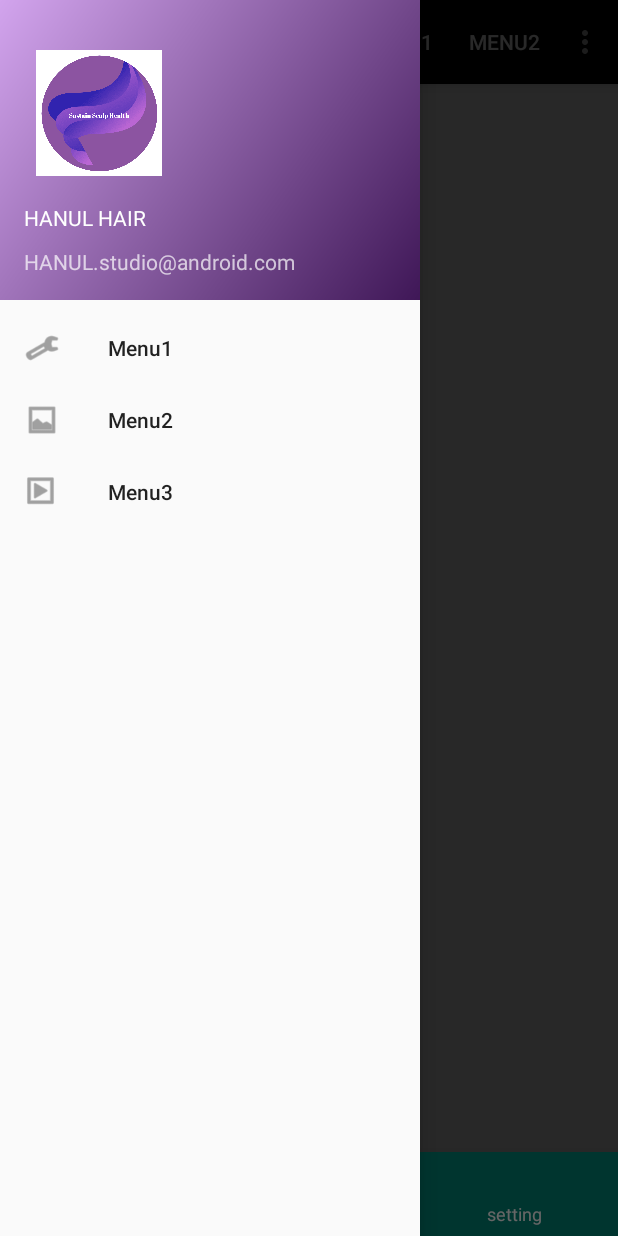
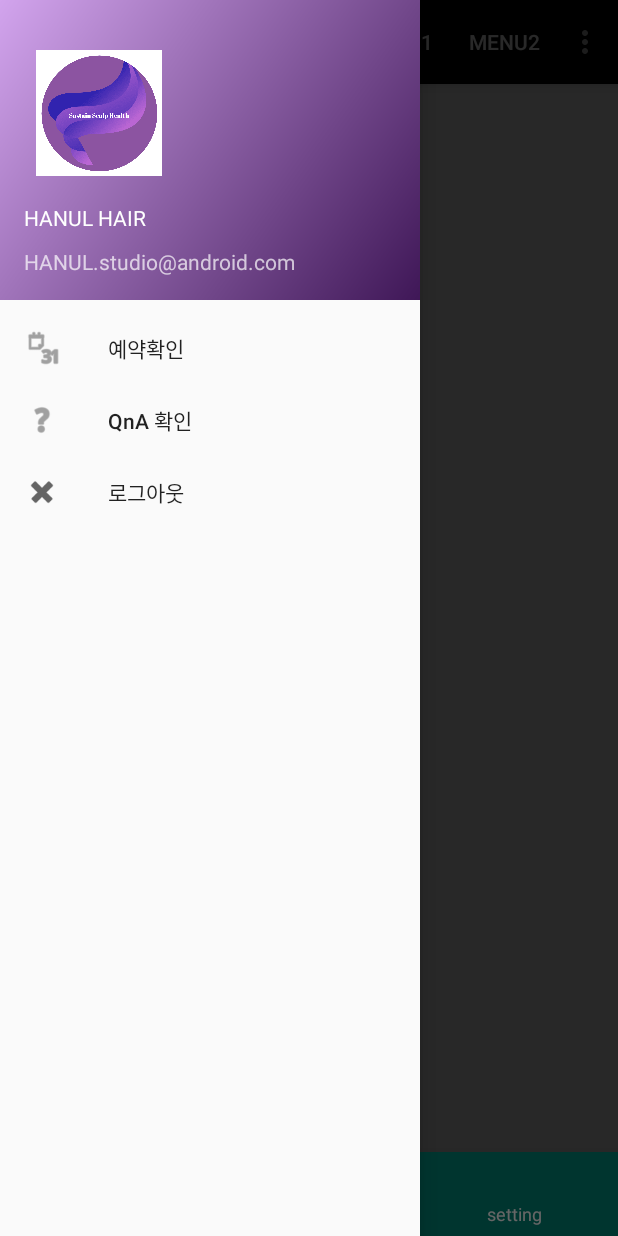
Before and after one commit to Kwongiwook/cTeam_Android, an Android app: the screen it shows after launch (MainActivity), with the side drawer open, on a phone screen of 412 x 824 dp. Run offline under Robolectric (Android 15) with nearby library versions, the phone set to English and light mode, and no system bars.

Commit message:
주석을 새로 달았고 activity_main 은 끝쪽에 //class 와 //onCreate 만 썻습니다.

```diff
--- a/app/src/main/java/com/ssh/sustain/ui/activity/MainActivity.java
+++ b/app/src/main/java/com/ssh/sustain/ui/activity/MainActivity.java
@@ -26,5 +26,7 @@ public class MainActivity extends AppCompatActivity {
     protected void onCreate(Bundle savedInstanceState) {
         super.onCreate(savedInstanceState);
         setContentView(R.layout.activity_main);
-    }
-}
+
+
+    }//onCreate
+}//class
--- a/app/src/main/res/layout/activity_main.xml
+++ b/app/src/main/res/layout/activity_main.xml
@@ -1,4 +1,5 @@
 <?xml version="1.0" encoding="utf-8"?>
+<!--45번째줄 include 가 뭔지모르겠어요-->
 <androidx.drawerlayout.widget.DrawerLayout
     xmlns:android="http://schemas.android.com/apk/res/android"
     xmlns:app="http://schemas.android.com/apk/res-auto"
--- a/app/src/main/res/layout/expert_reservation.xml
+++ b/app/src/main/res/layout/expert_reservation.xml
@@ -38,10 +38,11 @@
         android:id="@+id/text_Check2"
         android:layout_width="match_parent"
         android:layout_height="match_parent"
-        android:text="10:00  태윤T 두피 \n 11: 00 원균T 컷 + 두피\n12:00 경훈T 두피\n15:30지욱T 두피"
+        android:text="10:00 태윤T 두피 \n 11: 00 원균T 컷 + 두피\n12:00 경훈T 두피\n15:30지욱T 두피"
         android:textSize="25dp"
         android:layout_marginLeft="30dp"/>
-
+    <!--이름부분에 링크태그 같은걸 넣어서 reservation_sub로 보이게끔
+        하고싶습니다.-->
 
 
 
--- a/app/src/main/res/layout/login_expert.xml
+++ b/app/src/main/res/layout/login_expert.xml
@@ -1,4 +1,5 @@
 <?xml version="1.0" encoding="utf-8"?>
+<!--아이콘모양과 글만 변경했습니다.-->
 <androidx.drawerlayout.widget.DrawerLayout
     android:id="@+id/drawer_layout"
     xmlns:android="http://schemas.android.com/apk/res/android"
--- a/app/src/main/res/layout/qna_2.xml
+++ b/app/src/main/res/layout/qna_2.xml
@@ -1,4 +1,6 @@
 <?xml version="1.0" encoding="utf-8"?>
+<!--체크박스를 선택하지 않고도 문의글만 눌렀을때 넘어가도 좋을거
+    같습니다-->
 <LinearLayout
     xmlns:android="http://schemas.android.com/apk/res/android"
     android:layout_width="match_parent"
--- a/app/src/main/res/layout/qna_sub.xml
+++ b/app/src/main/res/layout/qna_sub.xml
@@ -1,4 +1,7 @@
 <?xml version="1.0" encoding="utf-8"?>
+<!--제가 생각했을때 이부분의 레이아웃은 원균이의 qna_writing으로 가면
+    조금 더 간단하고 보기 좋을거같습니다.
+    (제가 만들었지만 조금 조잡해보입니다.) -->
 <LinearLayout
     xmlns:android="http://schemas.android.com/apk/res/android"
     android:layout_width="match_parent"
--- a/app/src/main/res/menu/activity_main_draw_menu.xml
+++ b/app/src/main/res/menu/activity_main_draw_menu.xml
@@ -1,4 +1,5 @@
 <?xml version="1.0" encoding="utf-8"?>
+<!--아이콘모양과 글만 변경했습니다.-->
 <menu
     xmlns:android="http://schemas.android.com/apk/res/android"
     xmlns:tools="http://schemas.android.com/tools"
@@ -8,16 +9,16 @@
     <group android:checkableBehavior="single">
         <item
             android:id="@+id/drawerMenu1"
-            android:icon="@android:drawable/ic_menu_manage"
-            android:title="Menu1"/>
+            android:icon="@android:drawable/ic_menu_month"
+            android:title="예약확인"/>
         <item
             android:id="@+id/drawerMenu2"
-            android:icon="@android:drawable/ic_menu_gallery"
-            android:title="Menu2"/>
+            android:icon="@android:drawable/ic_menu_help"
+            android:title="QnA 확인"/>
         <item
             android:id="@+id/drawerMenu3"
-            android:icon="@android:drawable/ic_menu_slideshow"
-            android:title="Menu3"/>
+            android:icon="@android:drawable/ic_delete"
+            android:title="로그아웃"/>
 
     </group>
 
```
Also changed, not shown: app/src/main/res/layout/reservation_sub.xml (+7 -2 lines).
